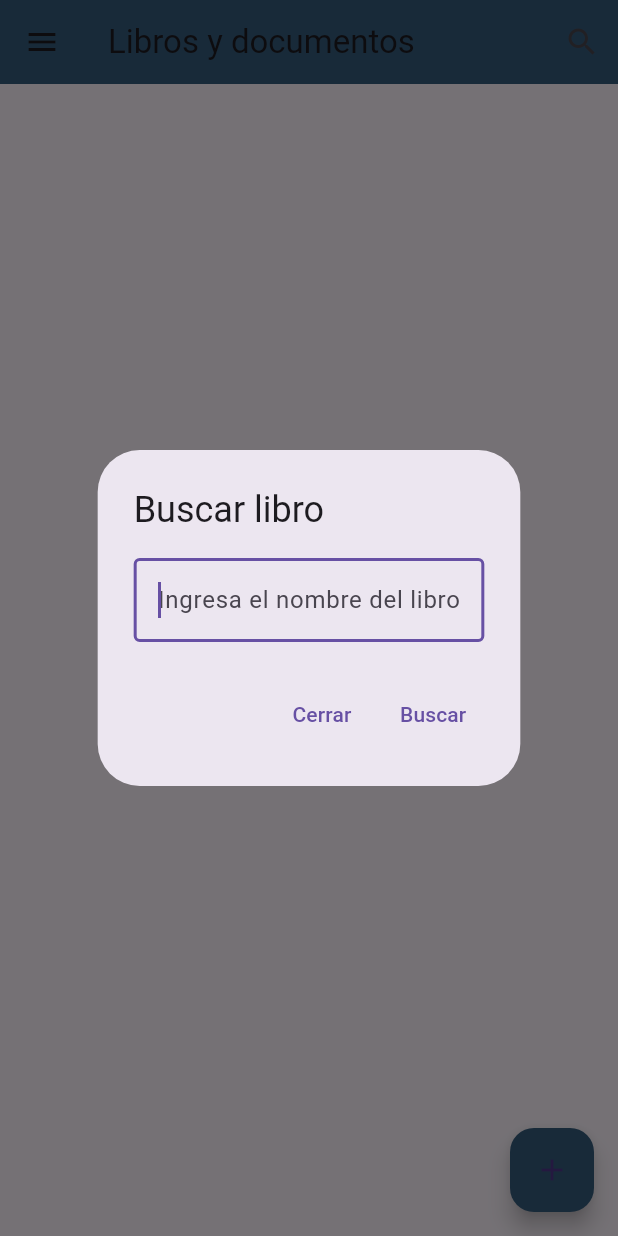
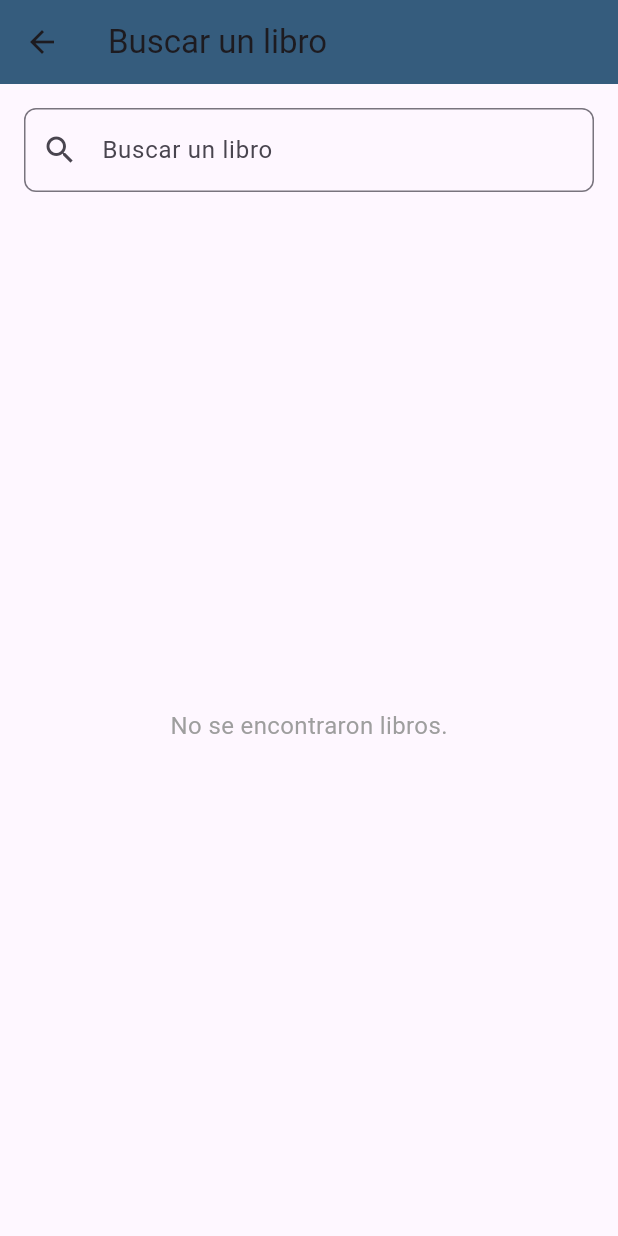
Before and after one commit to TDroidX/E-Book-Flutter, a Flutter app: the LibrosDocPage screen opened directly, after a tap on the "search" icon, on a phone screen of 412 x 824 dp. Run offline on Flutter 3.47's test engine with Material 3 defaults, Android fonts, the phone set to English and light mode, and no system bars; our stand-ins replace file_picker, shared_preferences; accounts and stored records are empty.

Commit message:
Se cambio la funcionalidad de la busqueda y se añadio un nuevo archivo para eso

```diff
--- /dev/null
+++ b/lib/busquedaLibros/busquedaLib.dart
@@ -0,0 +1,92 @@
+import 'package:flutter/material.dart';
+
+class BusquedaLibPage extends StatefulWidget {
+  final List<Map<String, String>> libros; // Recibir la lista de libros
+
+  BusquedaLibPage({required this.libros});
+
+  @override
+  _BusquedaLibPageState createState() => _BusquedaLibPageState();
+}
+
+class _BusquedaLibPageState extends State<BusquedaLibPage> {
+  List<Map<String, String>> librosFiltrados = [];
+  String query = '';
+
+  @override
+  void initState() {
+    super.initState();
+    librosFiltrados = widget.libros; // Inicializar con todos los libros
+  }
+
+  void buscarLibro(String texto) {
+    setState(() {
+      query = texto;
+
+      if (query.isEmpty) {
+        librosFiltrados = widget.libros; // Mostrar todos los libros si no hay texto
+      } else {
+        librosFiltrados = widget.libros
+            .where((libro) => libro['titulo']!
+                .toLowerCase()
+                .contains(query.toLowerCase()))
+            .toList();
+      }
+    });
+  }
+
+  @override
+  Widget build(BuildContext context) {
+    return Scaffold(
+      appBar: AppBar(
+        title: Text("Buscar un libro"),
+        backgroundColor: Color.fromARGB(255, 53, 92, 125),
+        leading: IconButton(
+          icon: Icon(Icons.arrow_back),
+          onPressed: () {
+            Navigator.pop(context);
+          },
+        ),
+      ),
+      body: Column(
+        children: [
+          // Barra de búsqueda
+          Padding(
+            padding: const EdgeInsets.all(16.0),
+            child: TextField(
+              onChanged: buscarLibro,
+              decoration: InputDecoration(
+                hintText: "Buscar un libro",
+                prefixIcon: Icon(Icons.search),
+                border: OutlineInputBorder(
+                  borderRadius: BorderRadius.circular(8.0),
+                ),
+              ),
+            ),
+          ),
+          // Resultados de búsqueda o mensaje vacío
+          Expanded(
+            child: librosFiltrados.isEmpty
+                ? Center(
+                    child: Text(
+                      "No se encontraron libros.",
+                      style: TextStyle(fontSize: 16, color: Colors.grey),
+                    ),
+                  )
+                : ListView.builder(
+                    itemCount: librosFiltrados.length,
+                    itemBuilder: (context, index) {
+                      final libro = librosFiltrados[index];
+                      return ListTile(
+                        leading: Icon(Icons.book, color: Colors.blue),
+                        title: Text(libro['titulo'] ?? "Sin título"),
+                        subtitle: Text(libro['autor'] ?? "Autor desconocido"),
+                      );
+                    },
+                  ),
+          ),
+        ],
+      ),
+    );
+  }
+}
--- a/lib/libros/librosDoc.dart
+++ b/lib/libros/librosDoc.dart
@@ -1,5 +1,6 @@
 import 'package:flutter/material.dart';
 import '../crudLibros/altaLibro.dart'; // Ruta del archivo en la carpeta crudLibros
+import '../busquedaLibros/busquedaLib.dart'; // Nueva ruta al archivo de búsqueda
 
 class LibrosDocPage extends StatefulWidget {
   @override
@@ -9,86 +10,11 @@ class LibrosDocPage extends StatefulWidget {
 class _LibrosDocPageState extends State<LibrosDocPage> {
   List<Map<String, String>> libros = []; // Lista para almacenar los libros añadidos
   List<Map<String, String>> librosFiltrados = []; // Lista para almacenar los resultados de búsqueda
-  String query = ''; // Cadena de búsqueda
 
   @override
   void initState() {
     super.initState();
     librosFiltrados = libros; // Inicialmente, mostrar todos los libros
-  }
-
-  void buscarLibro() {
-    setState(() {
-      if (query.isEmpty) {
-        librosFiltrados = libros;
-      } else {
-        librosFiltrados = libros
-            .where((libro) => libro['titulo']!.toLowerCase().contains(query.toLowerCase()))
-            .toList();
-      }
-    });
-
-    if (librosFiltrados.isEmpty && query.isNotEmpty) {
-      mostrarAlertaLibroNoEncontrado();
-    }
-  }
-
-  void mostrarAlertaLibroNoEncontrado() {
-    showDialog(
-      context: context,
-      builder: (context) {
-        return AlertDialog(
-          title: Text("Libro no encontrado"),
-          content: Text("No se encontró ningún libro con ese nombre o parecido."),
-          actions: [
-            TextButton(
-              onPressed: () {
-                Navigator.pop(context);
-              },
-              child: Text("Cerrar"),
-            ),
-          ],
-        );
-      },
-    );
-  }
-
-  void showSearchDialog() {
-    showDialog(
-      context: context,
-      builder: (context) {
-        return AlertDialog(
-          title: Text("Buscar libro"),
-          content: TextField(
-            autofocus: true,
-            decoration: InputDecoration(
-              hintText: "Ingresa el nombre del libro",
-              border: OutlineInputBorder(),
-            ),
-            onChanged: (value) {
-              setState(() {
-                query = value;
-              });
-            },
-          ),
-          actions: [
-            TextButton(
-              onPressed: () {
-                Navigator.pop(context);
-              },
-              child: Text("Cerrar"),
-            ),
-            TextButton(
-              onPressed: () {
-                buscarLibro();
-                Navigator.pop(context);
-              },
-              child: Text("Buscar"),
-            ),
-          ],
-        );
-      },
-    );
   }
 
   @override
@@ -136,12 +62,17 @@ class _LibrosDocPageState extends State<LibrosDocPage> {
           IconButton(
             icon: Icon(Icons.search),
             onPressed: () {
-              showSearchDialog();
+              Navigator.push(
+                context,
+                MaterialPageRoute(
+                  builder: (context) => BusquedaLibPage(libros: libros),
+                ),
+              );
             },
           ),
         ],
       ),
-      body: librosFiltrados.isEmpty && query.isNotEmpty
+      body: librosFiltrados.isEmpty
           ? Center(
               child: Text(
                 "No se encontraron libros con ese nombre.",
```
